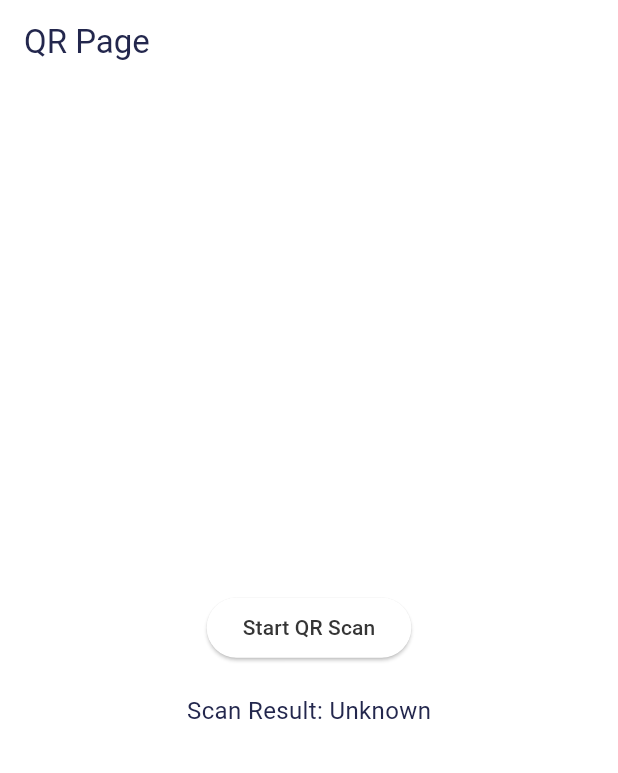
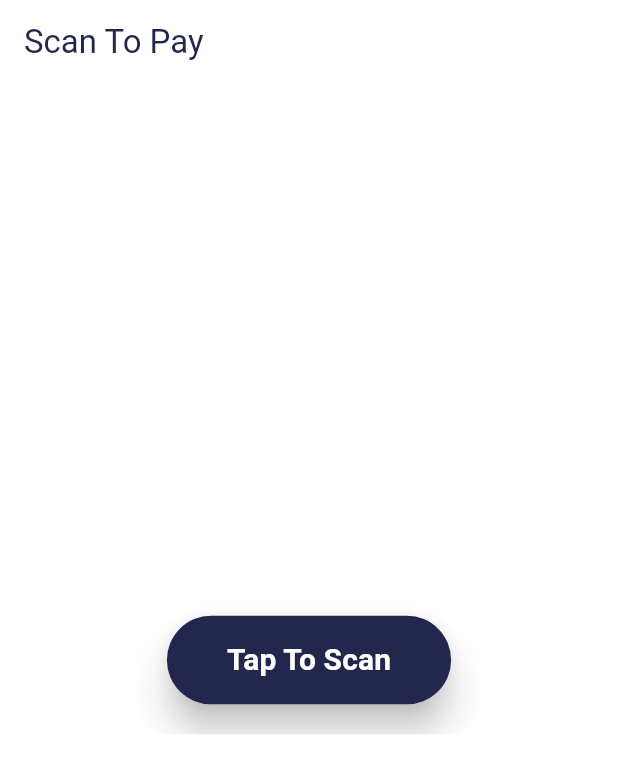
Before and after one commit to HengkyLaurencio/GoDec, a Flutter app: the QrPage screen opened by its route, on a phone screen of 412 x 824 dp. Shown: the top 773 px of the screen. Run offline on Flutter 3.47's test engine with Material 3 defaults, Android fonts, the phone set to English and light mode, and no system bars; our stand-ins replace bloc, cloud_firestore, equatable, firebase_auth, firebase_core, flutter_bloc and 2 more; missing offline and left inert: flutter_barcode_scanner; accounts and stored records are empty.

Commit message:
change qr scan design

```diff
--- a/lib/features/wallet/presentation/page/qr_page.dart
+++ b/lib/features/wallet/presentation/page/qr_page.dart
@@ -12,6 +12,12 @@ class QrPage extends StatefulWidget {
 class _QrPageState extends State<QrPage> {
   String _scanBarcodeResult = 'Unknown';
 
+  @override
+  void initState() {
+    super.initState();
+    scanQR();
+  }
+
   Future<void> scanQR() async {
     String barcodeScanRes;
     try {
@@ -23,31 +29,63 @@ class _QrPageState extends State<QrPage> {
 
     if (!mounted) return;
 
+    if (_scanBarcodeResult != barcodeScanRes) {
       setState(() {
         _scanBarcodeResult = barcodeScanRes;
       });
+    }
   }
 
   @override
   Widget build(BuildContext context) {
     return Scaffold(
-      appBar: AppBar(
-        title: const Text('QR Page'),
-      ),
-      body: Container(
+      appBar: AppBar(title: const Text('Scan To Pay')),
+      body: _buildBody(),
+    );
+  }
+
+  Widget _buildBody() {
+    return Container(
+      decoration: const BoxDecoration(),
       alignment: Alignment.center,
       padding: const EdgeInsets.all(16),
       child: Column(
         mainAxisAlignment: MainAxisAlignment.center,
         children: [
+          _buildScanButtonCard(),
+        ],
+      ),
+    );
+  }
+
+  Widget _buildScanButtonCard() {
+    return ClipRRect(
+      borderRadius: BorderRadius.circular(20),
+      child: Container(
+        padding: const EdgeInsets.all(20),
+        color: Colors.white.withOpacity(0.85),
+        child: Column(
+          mainAxisSize: MainAxisSize.min,
+          children: [
             ElevatedButton(
               onPressed: scanQR,
-              child: const Text('Start QR Scan'),
+              style: ElevatedButton.styleFrom(
+                backgroundColor: const Color(0xFF23274D),
+                foregroundColor: Colors.white,
+                padding:
+                    const EdgeInsets.symmetric(horizontal: 40, vertical: 15),
+                shape: RoundedRectangleBorder(
+                  borderRadius: BorderRadius.circular(30),
                 ),
-            const SizedBox(height: 20),
-            Text(
-              'Scan Result: $_scanBarcodeResult',
-              style: const TextStyle(fontSize: 16),
+                elevation: 10,
+              ),
+              child: const Text(
+                'Tap To Scan',
+                style: TextStyle(
+                  fontSize: 20,
+                  fontWeight: FontWeight.bold,
+                ),
+              ),
             ),
           ],
         ),
```
Also changed, not shown: pubspec.lock. Lines whose indentation alone changed are shown as unchanged.
